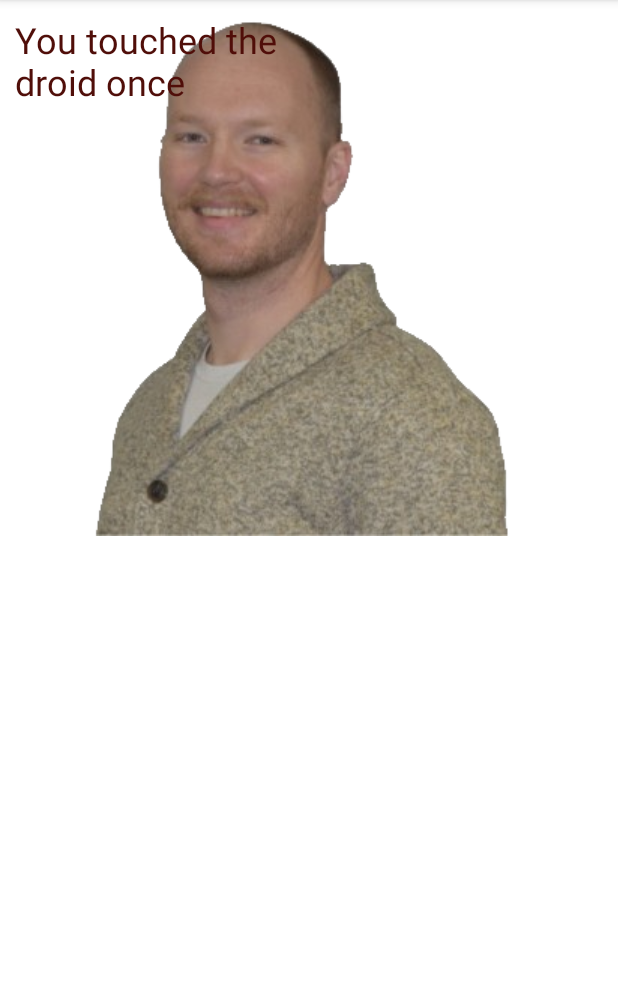
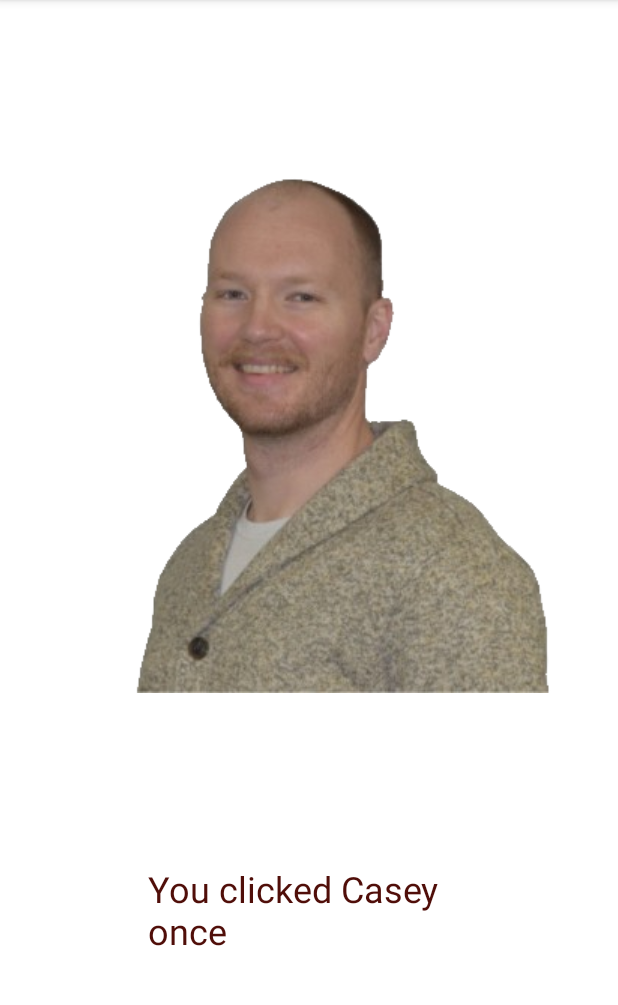
Before and after one commit to Bemental77/FirstApplication, an Android app: the screen it shows after launch (HelloCaseyActivity), after a tap on an icon or button, on a phone screen of 412 x 824 dp, the part 84-1089 px from its top. Run offline under Robolectric (Android 15) with nearby library versions, the phone set to English and light mode, and no system bars.

```diff
--- a/app/src/main/AndroidManifest.xml
+++ b/app/src/main/AndroidManifest.xml
@@ -9,7 +9,8 @@
             android:roundIcon="@mipmap/ic_launcher_round"
             android:supportsRtl="true"
             android:theme="@style/Theme.FirstApplication">
-        <activity android:name=".HelloCaseyActivity">
+        <activity android:name=".HelloCaseyActivity"
+            android:exported="true">
             <intent-filter>
                 <action android:name="android.intent.action.MAIN"/>
 
--- a/app/src/main/java/com/example/firstapplication/HelloCaseyActivity.java
+++ b/app/src/main/java/com/example/firstapplication/HelloCaseyActivity.java
@@ -45,6 +45,6 @@ public class HelloCaseyActivity extends AppCompatActivity {
             default:
                 countAsText = String.format("%d times", counter);
         }
-        message.setText(String.format("You touched the droid %s", countAsText));
+        message.setText(String.format("You clicked Casey %s", countAsText));
     }
 }
--- a/app/src/main/res/layout/activity_main.xml
+++ b/app/src/main/res/layout/activity_main.xml
@@ -6,15 +6,31 @@
         android:layout_width="match_parent"
         android:layout_height="match_parent"
         tools:context=".HelloCaseyActivity">
+
+    <TextView
+        android:id="@+id/clickCounter"
+        android:layout_width="235dp"
+        android:layout_height="130dp"
+        android:layout_marginBottom="72dp"
+        android:padding="10dp"
+        android:paddingLeft="10dp"
+        android:paddingTop="10dp"
+        android:paddingRight="10dp"
+        android:paddingBottom="10dp"
+        android:text="@string/welcome_text"
+        android:textColor="@color/dark_red"
+        android:textSize="@dimen/text_size"
+        app:layout_constraintBottom_toBottomOf="parent"
+        app:layout_constraintEnd_toEndOf="parent"
+        app:layout_constraintStart_toStartOf="parent" />
+
     <ImageView
-            android:layout_width="wrap_content"
-            android:layout_height="wrap_content" app:srcCompat="@drawable/CaseyBustNoBackground"
-            android:id="@+id/caseyImage" tools:layout_editor_absoluteY="162dp" tools:layout_editor_absoluteX="27dp"/>
-    <TextView
-            android:text="@string/welcome_text"
-            android:layout_width="235dp"
-            android:layout_height="130dp" android:id="@+id/clickCounter" tools:layout_editor_absoluteY="552dp"
-            tools:layout_editor_absoluteX="88dp" android:padding="10dp" android:paddingLeft="10dp"
-            android:paddingTop="10dp" android:paddingRight="10dp" android:paddingBottom="10dp"
-            android:textColor="@color/dark_red" android:textSize="@dimen/text_size"/>
+        android:id="@+id/caseyImage"
+        android:layout_width="wrap_content"
+        android:layout_height="wrap_content"
+        android:layout_marginBottom="104dp"
+        app:layout_constraintBottom_toTopOf="@+id/clickCounter"
+        app:layout_constraintEnd_toEndOf="parent"
+        app:layout_constraintStart_toStartOf="parent"
+        app:srcCompat="@drawable/casey" />
 </androidx.constraintlayout.widget.ConstraintLayout>
--- a/build.gradle
+++ b/build.gradle
@@ -5,7 +5,7 @@ buildscript {
         mavenCentral()
     }
     dependencies {
-        classpath "com.android.tools.build:gradle:4.2.0"
+        classpath 'com.android.tools.build:gradle:7.0.4'
 
         // NOTE: Do not place your application dependencies here; they belong
         // in the individual module build.gradle files
```
Also changed, not shown: app/src/main/res/drawable/casey.png (renamed from app/src/main/res/drawable/CaseyBustNoBackground.png), gradle/wrapper/gradle-wrapper.properties.
